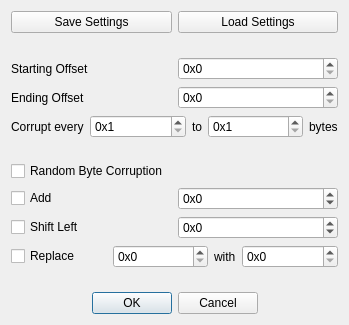
Before: the Qt Designer form Corruptor_Settings.ui in Coolcord/ROM_Poison, drawn with Qt 5.
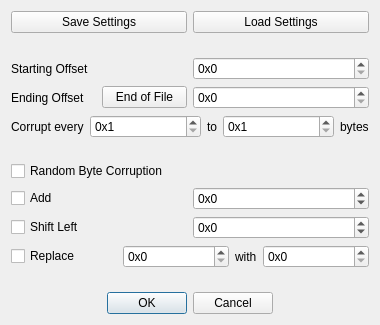
After: the same form once the commit is applied.

Commit message: Added an end of file button to easily corrupt to the end of the file

```diff
--- a/Corruptor_Settings.ui
+++ b/Corruptor_Settings.ui
@@ -6,7 +6,7 @@
    <rect>
     <x>0</x>
     <y>0</y>
-    <width>349</width>
+    <width>380</width>
     <height>325</height>
    </rect>
   </property>
@@ -80,6 +80,8 @@
      <item>
       <layout class="QHBoxLayout" name="layoutEndingOffset">
        <item>
+        <layout class="QHBoxLayout" name="horizontalLayout">
+         <item>
         <widget class="QLabel" name="lblEndingOffset">
          <property name="sizePolicy">
           <sizepolicy hsizetype="Preferred" vsizetype="Preferred">
@@ -91,6 +93,15 @@
           <string>Ending Offset</string>
          </property>
         </widget>
+         </item>
+         <item>
+          <widget class="QPushButton" name="btnEndOfFile">
+           <property name="text">
+            <string>End of File</string>
+           </property>
+          </widget>
+         </item>
+        </layout>
        </item>
        <item>
         <widget class="QSpinBox" name="sbEndingOffset">
```
Lines whose indentation alone changed are shown as unchanged. The commit also changes 11 other files.
